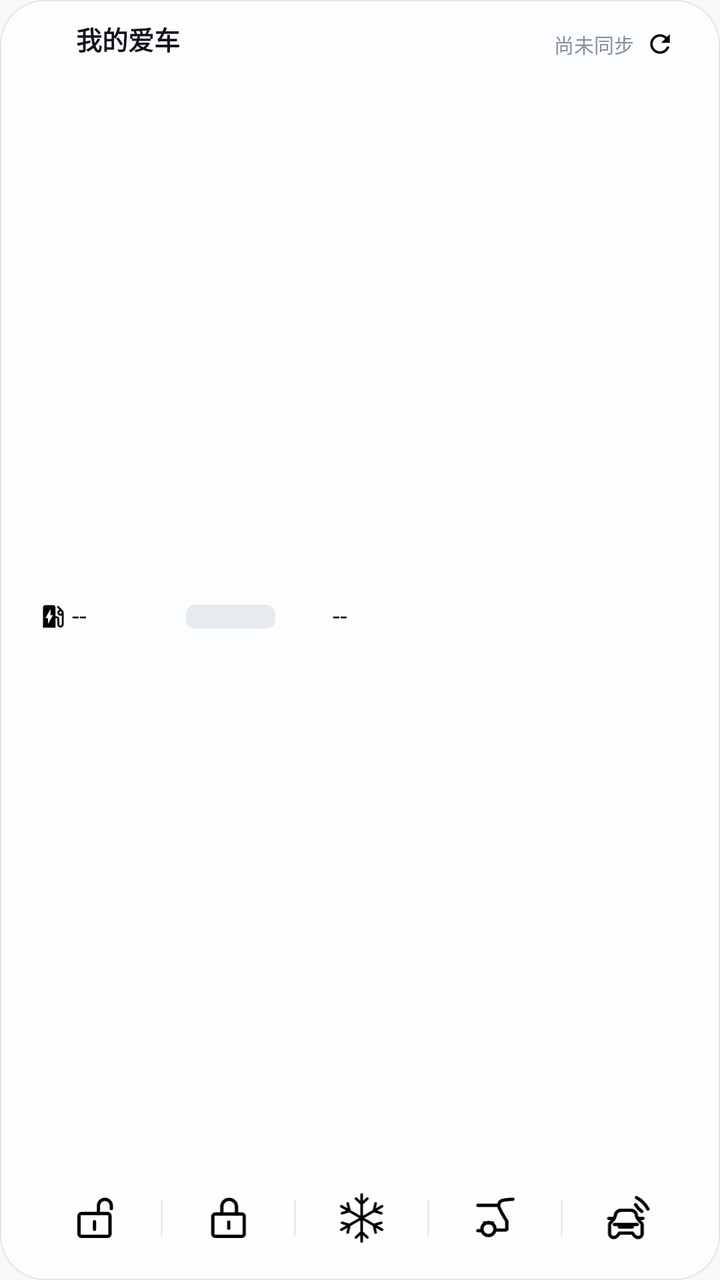
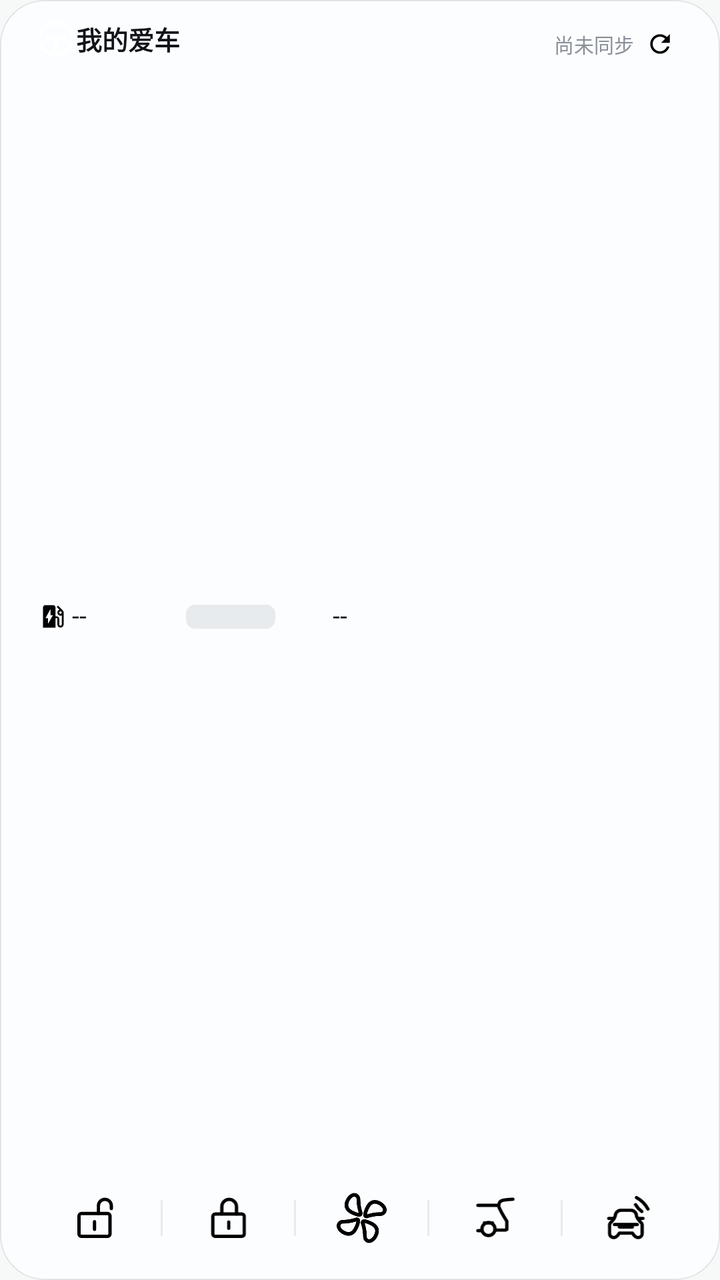

The first picture is an Android layout as it rendered before a commit; the second is the same layout after the commit. The layout source and the unified diff follow.
<!-- AndroidManifest.xml: application theme Theme.LeapControl -->
<!-- res/layout/widget_a_wide.xml -->
<?xml version="1.0" encoding="utf-8"?>
<FrameLayout xmlns:android="http://schemas.android.com/apk/res/android"
    android:id="@+id/wg_root"
    android:layout_width="match_parent"
    android:layout_height="match_parent"
    android:background="@drawable/widget_card_light"
    android:clipToOutline="true">

    <LinearLayout
        android:layout_width="match_parent"
        android:layout_height="match_parent"
        android:orientation="vertical"
        android:paddingStart="15dp"
        android:paddingTop="9dp"
        android:paddingEnd="13dp"
        android:paddingBottom="10dp">

        <LinearLayout
            android:id="@+id/wg_hero"
            android:layout_width="match_parent"
            android:layout_height="0dp"
            android:layout_weight="1"
            android:orientation="horizontal">

            <LinearLayout
                android:id="@+id/wg_info"
                android:layout_width="0dp"
                android:layout_height="match_parent"
                android:layout_weight="1.1"
                android:orientation="vertical">

                
                <LinearLayout
                    android:layout_width="match_parent"
                    android:layout_height="wrap_content"
                    android:layout_marginStart="4dp"
                    android:layout_marginTop="1dp"
                    android:gravity="center_vertical"
                    android:orientation="horizontal">

                    
                    <ImageView
                        android:id="@+id/wg_logo"
                        android:layout_width="18dp"
                        android:layout_height="18dp"
                        android:layout_marginEnd="1dp"
                        android:contentDescription="@null"
                        android:scaleType="fitCenter"
                        android:src="@drawable/ic_widget_logo_steering" />

                    <TextView
                        android:id="@+id/wg_title"
                        android:layout_width="0dp"
                        android:layout_height="wrap_content"
                        android:layout_weight="1"
                        android:ellipsize="end"
                        android:includeFontPadding="false"
                        android:maxLines="1"
                        android:text="我的爱车"
                        android:textColor="#12141A"
                        android:textSize="13sp"
                        android:textStyle="bold" />
                </LinearLayout>

                
                <LinearLayout
                    android:layout_width="match_parent"
                    android:layout_height="0dp"
                    android:layout_marginStart="4dp"
                    android:layout_weight="1"
                    android:gravity="center_vertical"
                    android:orientation="vertical">

                    <LinearLayout
                        android:layout_width="match_parent"
                        android:layout_height="wrap_content"
                        android:gravity="center_vertical"
                        android:orientation="horizontal">

                        <ImageView
                            android:id="@+id/wg_ev_icon"
                            android:layout_width="15dp"
                            android:layout_height="15dp"
                            android:contentDescription="@null"
                            android:scaleType="fitCenter"
                            android:src="@drawable/ic_range_ev" />

                        <TextView
                            android:id="@+id/wg_ev_value"
                            android:layout_width="wrap_content"
                            android:layout_height="wrap_content"
                            android:layout_marginStart="2dp"
                            android:minWidth="52dp"
                            android:gravity="start"
                            android:includeFontPadding="false"
                            android:maxLines="1"
                            android:text="--"
                            android:autoSizeTextType="none"
                            android:textColor="#12141A"
                            android:textSize="13sp" />

                        
                        <FrameLayout
                            android:id="@+id/wg_ev_bar_box"
                            android:layout_width="0dp"
                            android:layout_weight="1"
                            android:layout_height="12dp"
                            android:layout_marginStart="5dp"
                            android:layout_marginEnd="2dp">

                            <ProgressBar
                                android:id="@+id/wg_ev_bar"
                                style="?android:attr/progressBarStyleHorizontal"
                                android:layout_width="match_parent"
                                android:layout_height="match_parent"
                                android:max="100"
                                android:progressDrawable="@drawable/widget_bar_ev" />
                        </FrameLayout>

                        <TextView
                            android:id="@+id/wg_ev_pct"
                            android:layout_width="wrap_content"
                            android:layout_height="wrap_content"
                            android:gravity="end"
                            android:minWidth="34dp"
                            android:includeFontPadding="false"
                            android:maxLines="1"
                            android:text="--"
                            android:autoSizeTextType="none"
                            android:textColor="#12141A"
                            android:textSize="13sp" />
                    </LinearLayout>

                    <LinearLayout
                        android:id="@+id/wg_fuel_row"
                        android:layout_width="match_parent"
                        android:layout_height="wrap_content"
                        android:layout_marginTop="6dp"
                        android:gravity="center_vertical"
                        android:orientation="horizontal"
                        android:visibility="gone">

                        <ImageView
                            android:id="@+id/wg_fuel_icon"
                            android:layout_width="15dp"
                            android:layout_height="15dp"
                            android:contentDescription="@null"
                            android:scaleType="fitCenter"
                            android:src="@drawable/ic_range_fuel" />

                        <TextView
                            android:id="@+id/wg_fuel_value"
                            android:layout_width="wrap_content"
                            android:layout_height="wrap_content"
                            android:layout_marginStart="2dp"
                            android:minWidth="52dp"
                            android:gravity="start"
                            android:includeFontPadding="false"
                            android:maxLines="1"
                            android:text="--"
                            android:autoSizeTextType="none"
                            android:textColor="#12141A"
                            android:textSize="13sp" />

                        <FrameLayout
                            android:id="@+id/wg_fuel_bar_box"
                            android:layout_width="0dp"
                            android:layout_weight="1"
                            android:layout_height="12dp"
                            android:layout_marginStart="5dp"
                            android:layout_marginEnd="2dp">

                            <ProgressBar
                                android:id="@+id/wg_fuel_bar"
                                style="?android:attr/progressBarStyleHorizontal"
                                android:layout_width="match_parent"
                                android:layout_height="match_parent"
                                android:max="100"
                                android:progressDrawable="@drawable/widget_bar_fuel" />
                        </FrameLayout>

                        <TextView
                            android:id="@+id/wg_fuel_pct"
                            android:layout_width="wrap_content"
                            android:layout_height="wrap_content"
                            android:gravity="end"
                            android:minWidth="34dp"
                            android:includeFontPadding="false"
                            android:maxLines="1"
                            android:text="--"
                            android:autoSizeTextType="none"
                            android:textColor="#12141A"
                            android:textSize="13sp" />
                    </LinearLayout>
                </LinearLayout>
            </LinearLayout>

            <FrameLayout
                android:id="@+id/wg_car_box"
                android:layout_width="0dp"
                android:layout_height="match_parent"
                android:layout_weight="1.2">

                <ImageView
                    android:id="@+id/wg_car"
                    android:layout_width="match_parent"
                    android:layout_height="match_parent"
                    android:contentDescription="车辆"
                    android:scaleType="fitCenter"
                    android:visibility="gone" />
            </FrameLayout>
        </LinearLayout>

        <LinearLayout
            android:id="@+id/wg_act_row"
            android:layout_width="match_parent"
            android:layout_height="42dp"
            android:orientation="horizontal">

            <LinearLayout
                android:id="@+id/wg_cell_unlock"
                android:layout_width="0dp"
                android:layout_height="match_parent"
                android:layout_weight="1"
                android:background="@drawable/widget_cell_a"
                android:clickable="true"
                android:focusable="true">

                <ImageView
                    android:id="@+id/wg_icon_unlock"
                    android:layout_width="match_parent"
                    android:layout_height="match_parent"
                    android:contentDescription="解锁"
                    android:padding="6dp"
                    android:scaleType="fitCenter"
                    android:src="@drawable/ic_qc_unlock" />
            </LinearLayout>

            <ImageView
                android:id="@+id/wg_div1"
                android:layout_width="1dp"
                android:layout_height="18dp"
                android:layout_gravity="center_vertical"
                android:background="#1412141A"
                android:contentDescription="@null" />

            <LinearLayout
                android:id="@+id/wg_cell_lock"
                android:layout_width="0dp"
                android:layout_height="match_parent"
                android:layout_weight="1"
                android:background="@drawable/widget_cell_a"
                android:clickable="true"
                android:focusable="true">

                <ImageView
                    android:id="@+id/wg_icon_lock"
                    android:layout_width="match_parent"
                    android:layout_height="match_parent"
                    android:contentDescription="上锁"
                    android:padding="6dp"
                    android:scaleType="fitCenter"
                    android:src="@drawable/ic_qc_lock" />
            </LinearLayout>

            <ImageView
                android:id="@+id/wg_div2"
                android:layout_width="1dp"
                android:layout_height="18dp"
                android:layout_gravity="center_vertical"
                android:background="#1412141A"
                android:contentDescription="@null" />

            <LinearLayout
                android:id="@+id/wg_cell_ac"
                android:layout_width="0dp"
                android:layout_height="match_parent"
                android:layout_weight="1"
                android:background="@drawable/widget_cell_a"
                android:clickable="true"
                android:focusable="true">

                <ImageView
                    android:id="@+id/wg_icon_ac"
                    android:layout_width="match_parent"
                    android:layout_height="match_parent"
                    android:contentDescription="空调"
                    android:padding="6dp"
                    android:scaleType="fitCenter"
                    android:src="@drawable/ic_qc_ac" />
            </LinearLayout>

            <ImageView
                android:id="@+id/wg_div3"
                android:layout_width="1dp"
                android:layout_height="18dp"
                android:layout_gravity="center_vertical"
                android:background="#1412141A"
                android:contentDescription="@null" />

            <LinearLayout
                android:id="@+id/wg_cell_trunk"
                android:layout_width="0dp"
                android:layout_height="match_parent"
                android:layout_weight="1"
                android:background="@drawable/widget_cell_a"
                android:clickable="true"
                android:focusable="true">

                <ImageView
                    android:id="@+id/wg_icon_trunk"
                    android:layout_width="match_parent"
                    android:layout_height="match_parent"
                    android:contentDescription="后备箱"
                    android:padding="6dp"
                    android:scaleType="fitCenter"
                    android:src="@drawable/ic_qc_trunk" />
            </LinearLayout>

            <ImageView
                android:id="@+id/wg_div4"
                android:layout_width="1dp"
                android:layout_height="18dp"
                android:layout_gravity="center_vertical"
                android:background="#1412141A"
                android:contentDescription="@null" />

            <LinearLayout
                android:id="@+id/wg_cell_horn"
                android:layout_width="0dp"
                android:layout_height="match_parent"
                android:layout_weight="1"
                android:background="@drawable/widget_cell_a"
                android:clickable="true"
                android:focusable="true">

                <ImageView
                    android:id="@+id/wg_icon_horn"
                    android:layout_width="match_parent"
                    android:layout_height="match_parent"
                    android:contentDescription="鸣笛寻车"
                    android:padding="6dp"
                    android:scaleType="fitCenter"
                    android:src="@drawable/ic_qc_horn" />
            </LinearLayout>
        </LinearLayout>
    </LinearLayout>

    
    <LinearLayout
        android:id="@+id/wg_status_row"
        android:layout_width="wrap_content"
        android:layout_height="wrap_content"
        android:layout_gravity="top|end"
        android:layout_marginTop="12dp"
        android:layout_marginEnd="20dp"
        android:gravity="center_vertical|end"
        android:orientation="horizontal">

        
        <ImageView
            android:id="@+id/wg_hint_icon"
            android:layout_width="13dp"
            android:layout_height="13dp"
            android:layout_marginEnd="4dp"
            android:contentDescription="@null"
            android:scaleType="fitCenter"
            android:src="@drawable/ic_hint_ok"
            android:visibility="gone" />

        <TextView
            android:id="@+id/wg_time"
            android:layout_width="wrap_content"
            android:layout_height="wrap_content"
            android:ellipsize="end"
            android:includeFontPadding="false"
            android:maxLines="1"
            android:maxWidth="118dp"
            android:text="尚未同步"
            android:textColor="#8A9099"
            android:textSize="10sp" />

        
        <ImageView
            android:id="@+id/wg_refresh"
            android:layout_width="20dp"
            android:layout_height="20dp"
            android:layout_marginStart="3dp"
            android:clickable="true"
            android:contentDescription="刷新车况"
            android:focusable="true"
            android:padding="2.5dp"
            android:scaleType="fitCenter"
            android:src="@drawable/ic_widget_refresh" />
    </LinearLayout>
</FrameLayout>
<!-- resources referenced by this layout -->
<resources>
  <!-- drawable ic_qc_ac (drawable) -->
  <?xml version="1.0" encoding="utf-8"?>
  <vector xmlns:android="http://schemas.android.com/apk/res/android"
      android:width="24dp"
      android:height="24dp"
      android:viewportWidth="24"
      android:viewportHeight="24">
      <path
          android:pathData="M 12.00 12.00 L 12.00 21.40 M 12.00 17.64 L 14.27 19.76 M 12.00 17.64 L 9.73 19.76 M 12.00 12.00 L 20.14 16.70 M 16.88 14.82 L 19.85 13.91 M 16.88 14.82 L 17.58 17.84 M 12.00 12.00 L 20.14 7.30 M 16.88 9.18 L 17.58 6.16 M 16.88 9.18 L 19.85 10.09 M 12.00 12.00 L 12.00 2.60 M 12.00 6.36 L 9.73 4.24 M 12.00 6.36 L 14.27 4.24 M 12.00 12.00 L 3.86 7.30 M 7.12 9.18 L 4.15 10.09 M 7.12 9.18 L 6.42 6.16 M 12.00 12.00 L 3.86 16.70 M 7.12 14.82 L 6.42 17.84 M 7.12 14.82 L 4.15 13.91"
          android:strokeColor="#FF000000"
          android:strokeWidth="1.05"
          android:strokeLineCap="round"
          android:strokeLineJoin="round"
          android:fillColor="#00000000" />
  </vector>
  <!-- drawable ic_widget_refresh (drawable) -->
  <?xml version="1.0" encoding="utf-8"?>
  <vector xmlns:android="http://schemas.android.com/apk/res/android"
      android:width="24dp"
      android:height="24dp"
      android:viewportWidth="24"
      android:viewportHeight="24">
      <path
          android:fillColor="#FF000000"
          android:pathData="M17.65 6.35C16.2 4.9 14.21 4 12 4c-4.42 0-7.99 3.58-8 8s3.57 8 8 8c3.73 0 6.84-2.55 7.73-6h-2.08c-.82 2.33-3.04 4-5.65 4-3.31 0-6-2.69-6-6s2.69-6 6-6c1.66 0 3.14 0.69 4.22 1.78L13 11h7V4l-2.35 2.35z" />
  </vector>
  <!-- drawable widget_bar_ev (drawable) -->
  <?xml version="1.0" encoding="utf-8"?>
  <layer-list xmlns:android="http://schemas.android.com/apk/res/android">
      <item android:id="@android:id/background">
          <shape android:shape="rectangle">
              <corners android:radius="4.5dp" />
              <solid android:color="#2E8A94A6" />
          </shape>
      </item>
      <item android:id="@android:id/progress">
          <clip>
              <shape android:shape="rectangle">
                  <corners android:radius="4.5dp" />
                  <solid android:color="#2FCC71" />
              </shape>
          </clip>
      </item>
  </layer-list>
  <!-- drawable widget_bar_fuel (drawable) -->
  <?xml version="1.0" encoding="utf-8"?>
  <layer-list xmlns:android="http://schemas.android.com/apk/res/android">
      <item android:id="@android:id/background">
          <shape android:shape="rectangle">
              <corners android:radius="4.5dp" />
              <solid android:color="#2E8A94A6" />
          </shape>
      </item>
      <item android:id="@android:id/progress">
          <clip>
              <shape android:shape="rectangle">
                  <corners android:radius="4.5dp" />
                  <solid android:color="#2F86F6" />
              </shape>
          </clip>
      </item>
  </layer-list>
  <!-- drawable widget_card_light (drawable) -->
  <?xml version="1.0" encoding="utf-8"?>
  <shape xmlns:android="http://schemas.android.com/apk/res/android"
      android:shape="rectangle">
      <solid android:color="#FCFDFE" />
      <corners android:radius="22dp" />
      <stroke
          android:width="0.8dp"
          android:color="#1A1A2030" />
  </shape>
  <!-- drawable widget_cell_a (drawable) -->
  <?xml version="1.0" encoding="utf-8"?>
  <ripple xmlns:android="http://schemas.android.com/apk/res/android"
      android:color="#1F12141A">
      <item android:id="@android:id/mask">
          <shape android:shape="rectangle">
              <solid android:color="#FFFFFFFF" />
              <corners android:radius="10dp" />
          </shape>
      </item>
  </ripple>
  <style name="Theme.LeapControl" parent="android:Theme.Material.Light.NoActionBar">
          <item name="android:statusBarColor">@android:color/transparent</item>
          <item name="android:navigationBarColor">@android:color/transparent</item>
          <item name="android:windowLightStatusBar">true</item>
          <item name="android:windowBackground">#FFF7F9F8</item>
      </style>
  <!-- unchanged entries left out for length: 8 -->
</resources>

<!-- the commit's change to res/layout/widget_a_wide.xml (unified diff, before → after) -->
@@ -287,7 +287,7 @@
                     android:contentDescription="空调"
                     android:padding="6dp"
                     android:scaleType="fitCenter"
-                    android:src="@drawable/ic_qc_ac" />
+                    android:src="@drawable/ic_widget_ac_fan" />
             </LinearLayout>
 
             <ImageView
<!-- resource entries referenced after the edit -->
@@ -1,20 +1,6 @@
 <!-- resources referenced by this layout -->
 <resources>
-  <!-- drawable ic_qc_ac (drawable) -->
-  <?xml version="1.0" encoding="utf-8"?>
-  <vector xmlns:android="http://schemas.android.com/apk/res/android"
-      android:width="24dp"
-      android:height="24dp"
-      android:viewportWidth="24"
-      android:viewportHeight="24">
-      <path
-          android:pathData="M 12.00 12.00 L 12.00 21.40 M 12.00 17.64 L 14.27 19.76 M 12.00 17.64 L 9.73 19.76 M 12.00 12.00 L 20.14 16.70 M 16.88 14.82 L 19.85 13.91 M 16.88 14.82 L 17.58 17.84 M 12.00 12.00 L 20.14 7.30 M 16.88 9.18 L 17.58 6.16 M 16.88 9.18 L 19.85 10.09 M 12.00 12.00 L 12.00 2.60 M 12.00 6.36 L 9.73 4.24 M 12.00 6.36 L 14.27 4.24 M 12.00 12.00 L 3.86 7.30 M 7.12 9.18 L 4.15 10.09 M 7.12 9.18 L 6.42 6.16 M 12.00 12.00 L 3.86 16.70 M 7.12 14.82 L 6.42 17.84 M 7.12 14.82 L 4.15 13.91"
-          android:strokeColor="#FF000000"
-          android:strokeWidth="1.05"
-          android:strokeLineCap="round"
-          android:strokeLineJoin="round"
-          android:fillColor="#00000000" />
-  </vector>
+  <!-- drawable ic_widget_ac_fan: png bitmap (drawable-nodpi, 3484 bytes) -->
   <!-- drawable ic_widget_refresh (drawable) -->
   <?xml version="1.0" encoding="utf-8"?>
   <vector xmlns:android="http://schemas.android.com/apk/res/android"
